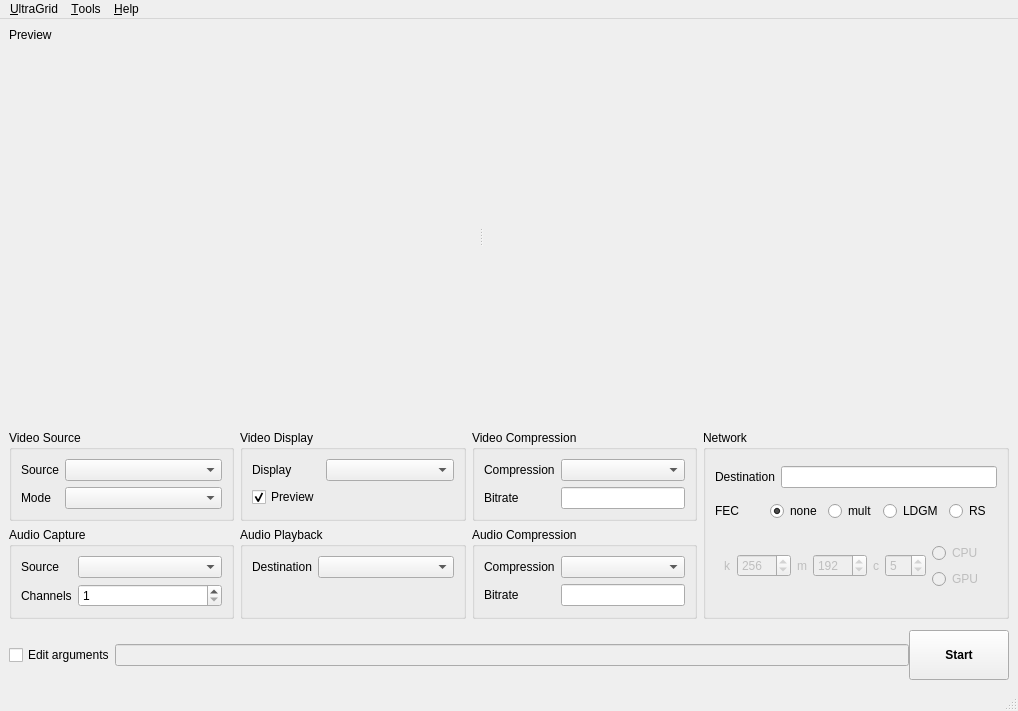
Above: gui/QT/ui/ultragrid_window.ui from mpiatka/UltraGrid before the change. Below: the same form after it.
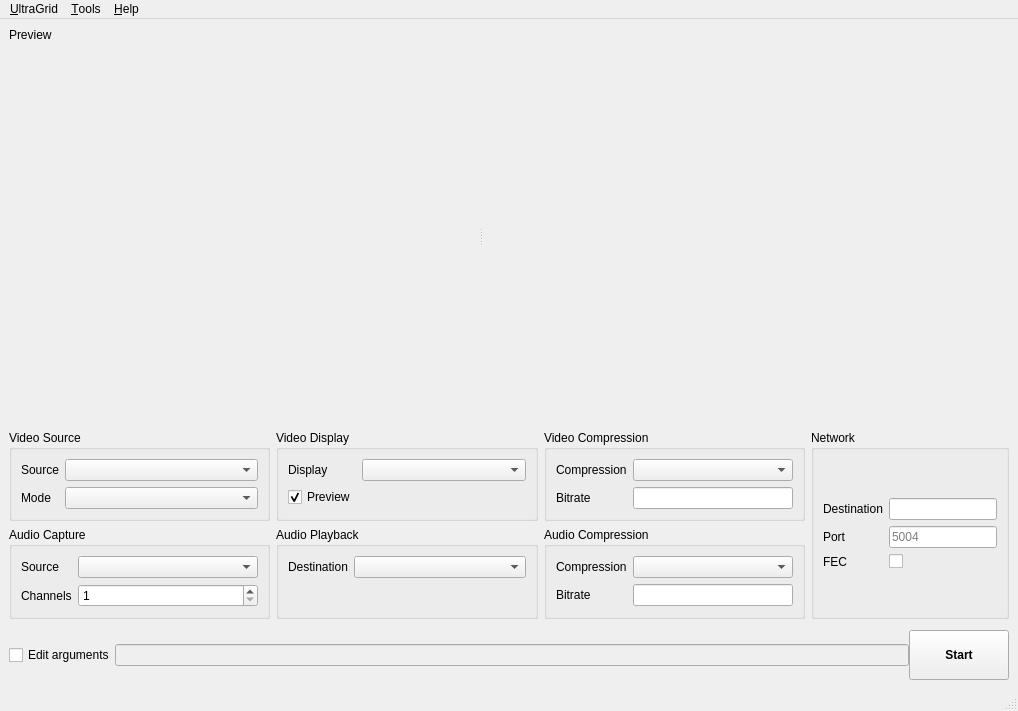
That is the form after the change. The open tabs and pages were chosen to show the change. Custom widgets are drawn as their Qt base class.

Commit message: Move LDGM to settings window

Diff of the .ui file:
```diff
--- a/gui/QT/ui/ultragrid_window.ui
+++ b/gui/QT/ui/ultragrid_window.ui
@@ -340,279 +340,53 @@
         </property>
         <layout class="QVBoxLayout" name="verticalLayout_4">
          <item>
-          <layout class="QHBoxLayout" name="horizontalLayout_12">
+          <layout class="QFormLayout" name="formLayout_7">
+           <property name="formAlignment">
+            <set>Qt::AlignLeading|Qt::AlignLeft|Qt::AlignVCenter</set>
+           </property>
            <property name="bottomMargin">
             <number>0</number>
            </property>
-           <item>
+           <item row="0" column="0">
             <widget class="QLabel" name="label_10">
              <property name="text">
               <string>Destination</string>
              </property>
             </widget>
            </item>
-           <item>
+           <item row="0" column="1">
             <widget class="QLineEdit" name="networkDestinationEdit">
              <property name="text">
               <string extracomment="Target IP or host"/>
              </property>
             </widget>
            </item>
-          </layout>
-         </item>
-         <item>
-          <layout class="QHBoxLayout" name="horizontalLayout_6">
-           <item>
-            <widget class="QLabel" name="label_15">
+           <item row="2" column="0">
+            <widget class="QLabel" name="fECLabel">
              <property name="text">
               <string>FEC</string>
              </property>
             </widget>
            </item>
-           <item>
-            <widget class="QRadioButton" name="fecNoneRadio">
-             <property name="text">
-              <string>none</string>
-             </property>
-             <property name="checked">
-              <bool>true</bool>
-             </property>
-            </widget>
+           <item row="2" column="1">
+            <widget class="QCheckBox" name="fECCheckBox"/>
            </item>
-           <item>
-            <widget class="QRadioButton" name="fecMultRadio">
+           <item row="1" column="0">
+            <widget class="QLabel" name="portLabel">
              <property name="text">
-              <string>mult</string>
+              <string>Port</string>
              </property>
             </widget>
            </item>
-           <item>
-            <widget class="QRadioButton" name="fecLdgmRadio">
-             <property name="text">
-              <string>LDGM</string>
-             </property>
-            </widget>
-           </item>
-           <item>
-            <widget class="QRadioButton" name="fecRsRadio">
-             <property name="text">
-              <string>RS</string>
+           <item row="1" column="1">
+            <widget class="QLineEdit" name="portLineEdit">
+             <property name="placeholderText">
+              <string>5004</string>
              </property>
             </widget>
            </item>
           </layout>
          </item>
-         <item>
-          <widget class="QStackedWidget" name="stackedWidget">
-           <property name="enabled">
-            <bool>false</bool>
-           </property>
-           <property name="sizePolicy">
-            <sizepolicy hsizetype="Maximum" vsizetype="Maximum">
-             <horstretch>0</horstretch>
-             <verstretch>0</verstretch>
-            </sizepolicy>
-           </property>
-           <property name="currentIndex">
-            <number>1</number>
-           </property>
-           <widget class="QWidget" name="mult">
-            <layout class="QHBoxLayout" name="horizontalLayout_7">
-             <item>
-              <widget class="QLabel" name="label">
-               <property name="text">
-                <string>Multiplying factor</string>
-               </property>
-              </widget>
-             </item>
-             <item>
-              <widget class="QSpinBox" name="multSpin">
-               <property name="sizePolicy">
-                <sizepolicy hsizetype="Preferred" vsizetype="Fixed">
-                 <horstretch>0</horstretch>
-                 <verstretch>0</verstretch>
-                </sizepolicy>
-               </property>
-               <property name="minimum">
-                <number>1</number>
-               </property>
-              </widget>
-             </item>
-            </layout>
-           </widget>
-           <widget class="QWidget" name="lgdm">
-            <layout class="QHBoxLayout" name="horizontalLayout_8">
-             <item>
-              <widget class="QLabel" name="label_2">
-               <property name="text">
-                <string>Max Loss</string>
-               </property>
-              </widget>
-             </item>
-             <item>
-              <widget class="QSpinBox" name="ldgmMaxLoss">
-               <property name="value">
-                <number>5</number>
-               </property>
-              </widget>
-             </item>
-             <item>
-              <layout class="QVBoxLayout" name="verticalLayout">
-               <item>
-                <widget class="QRadioButton" name="ldgmSimpCpuRadio">
-                 <property name="text">
-                  <string>CPU</string>
-                 </property>
-                </widget>
-               </item>
-               <item>
-                <widget class="QRadioButton" name="ldgmSimpGpuRadio">
-                 <property name="text">
-                  <string>GPU</string>
-                 </property>
-                </widget>
-               </item>
-              </layout>
-             </item>
-            </layout>
-           </widget>
-           <widget class="QWidget" name="page">
-            <layout class="QHBoxLayout" name="horizontalLayout_9">
-             <item>
-              <widget class="QLabel" name="label_8">
-               <property name="text">
-                <string>k</string>
-               </property>
-              </widget>
-             </item>
-             <item>
-              <widget class="QSpinBox" name="ldgmK">
-               <property name="minimum">
-                <number>64</number>
-               </property>
-               <property name="maximum">
-                <number>8191</number>
-               </property>
-               <property name="value">
-                <number>256</number>
-               </property>
-              </widget>
-             </item>
-             <item>
-              <widget class="QLabel" name="label_11">
-               <property name="text">
-                <string>m</string>
-               </property>
-              </widget>
-             </item>
-             <item>
-              <widget class="QSpinBox" name="ldgmM">
-               <property name="minimum">
-                <number>64</number>
-               </property>
-               <property name="maximum">
-                <number>8191</number>
-               </property>
-               <property name="value">
-                <number>192</number>
-               </property>
-              </widget>
-             </item>
-             <item>
-              <widget class="QLabel" name="label_12">
-               <property name="text">
-                <string>c</string>
-               </property>
-              </widget>
-             </item>
-             <item>
-              <widget class="QSpinBox" name="ldgmC">
-               <property name="minimum">
-                <number>2</number>
-               </property>
-               <property name="maximum">
-                <number>63</number>
-               </property>
-               <property name="value">
-                <number>5</number>
-               </property>
-              </widget>
-             </item>
-             <item>
-              <layout class="QVBoxLayout" name="verticalLayout_2">
-               <property name="rightMargin">
-                <number>5</number>
-               </property>
-               <item>
-                <widget class="QRadioButton" name="ldgmAdvCpuRadio">
-                 <property name="text">
-                  <string>CPU</string>
-                 </property>
-                </widget>
-               </item>
-               <item>
-                <widget class="QRadioButton" name="ldgmAdvGpuRadio">
-                 <property name="text">
-                  <string>GPU</string>
-                 </property>
-                </widget>
-               </item>
-              </layout>
-             </item>
-            </layout>
-           </widget>
-           <widget class="QWidget" name="page_2">
-            <layout class="QHBoxLayout" name="horizontalLayout_10">
-             <item>
-              <widget class="QLabel" name="label_13">
-               <property name="sizePolicy">
-                <sizepolicy hsizetype="Maximum" vsizetype="Preferred">
-                 <horstretch>0</horstretch>
-                 <verstretch>0</verstretch>
-                </sizepolicy>
-               </property>
-               <property name="text">
-                <string>k</string>
-               </property>
-              </widget>
-             </item>
-             <item>
-              <widget class="QSpinBox" name="rsK">
-               <property name="maximum">
-                <number>255</number>
-               </property>
-               <property name="value">
-                <number>200</number>
-               </property>
-              </widget>
-             </item>
-             <item>
-              <widget class="QLabel" name="label_14">
-               <property name="sizePolicy">
-                <sizepolicy hsizetype="Maximum" vsizetype="Preferred">
-                 <horstretch>0</horstretch>
-                 <verstretch>0</verstretch>
-                </sizepolicy>
-               </property>
-               <property name="text">
-                <string>n</string>
-               </property>
-              </widget>
-             </item>
-             <item>
-              <widget class="QSpinBox" name="rsN">
-               <property name="maximum">
-                <number>255</number>
-               </property>
-               <property name="value">
-                <number>220</number>
-               </property>
-              </widget>
-             </item>
-            </layout>
-           </widget>
-          </widget>
-         </item>
         </layout>
        </widget>
       </item>
```
Left out of the diff: 16 changed lines with no effect on the pictures. The commit also changes 9 other files.
